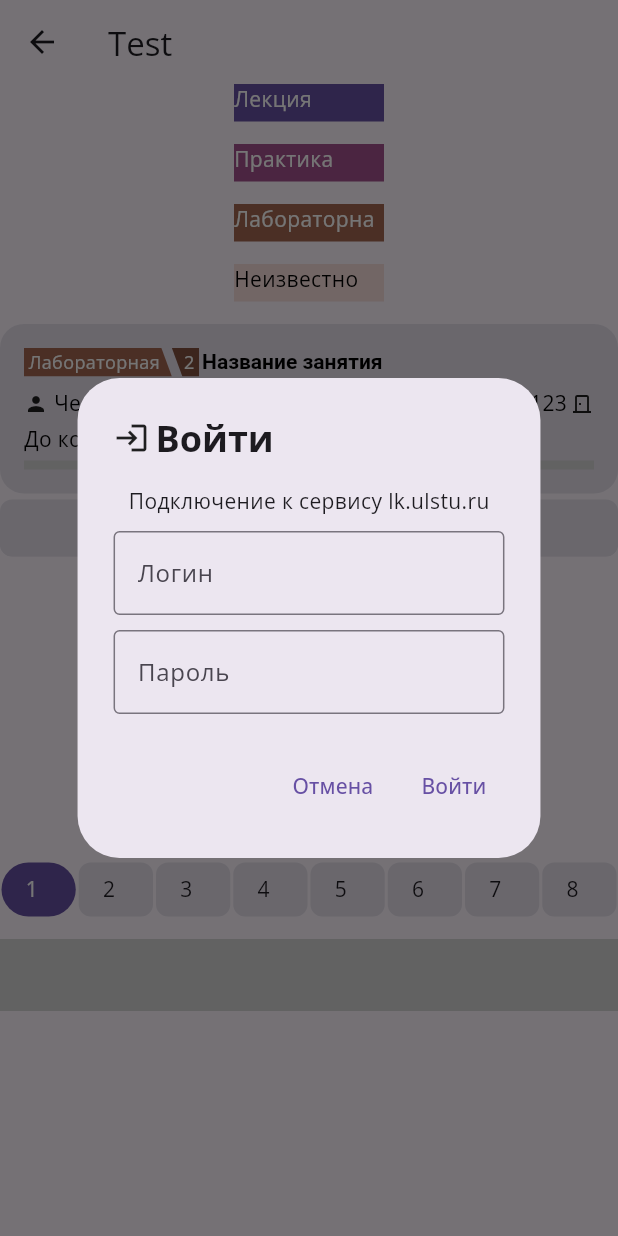
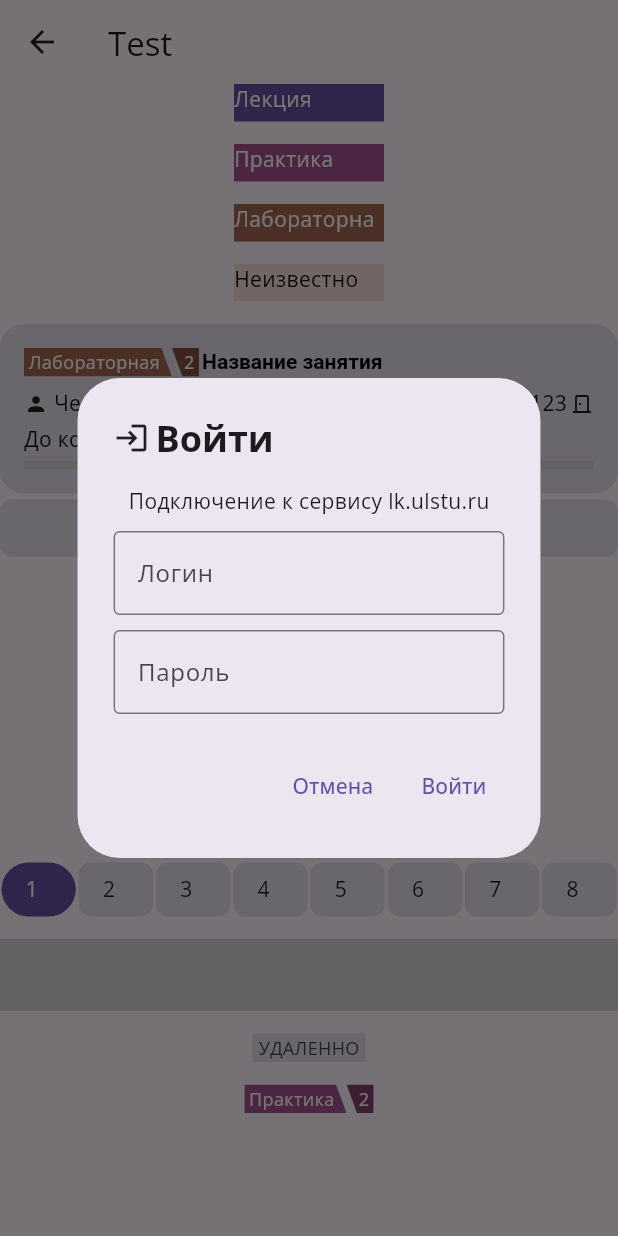
Before and after one commit to simbirskiif/flutter-schedule-ulstu, a Flutter app: the DebugWindow screen opened directly, after a tap on "Добавьте задачу для этого занятия", after a tap on "Show release login", on a phone screen of 412 x 824 dp. Run offline on Flutter 3.47's test engine with Material 3 defaults, Android fonts, the phone set to English and light mode, and no system bars; drawn by our look-alikes of dynamic_color; our stand-ins replace flutter_secure_storage, google_fonts, shared_preferences, table_calendar, tuple; missing offline and left inert: button_m3e, dart:ffi, expressive_loading_indicator, expressive_refresh, loading_indicator_m3e, progress_indicator_m3e and 1 more; accounts and stored records are empty.

Commit message:
Удаленные уроки теперь отображаются правильно

```diff
--- a/lib/other/debug_window.dart
+++ b/lib/other/debug_window.dart
@@ -9,8 +9,10 @@ import 'package:timetable/enum/online_status.dart';
 import 'package:timetable/models/lesson.dart';
 import 'package:timetable/processors/group_processor.dart';
 import 'package:timetable/widgets/lesson_type_widget.dart';
+import 'package:timetable/widgets/new_lesson_type_widget.dart';
 import 'package:timetable/widgets/new_lesson_widget.dart';
 import 'package:timetable/utils/color_utils.dart';
+import 'package:timetable/widgets/remote_lesson_placeholder.dart';
 import 'package:timetable/widgets/segmented_buttons.dart';
 
 class DebugWindow extends StatefulWidget {
@@ -149,6 +151,10 @@ class _DebugWindowState extends State<DebugWindow> {
                 },
                 label: Text("Получить занятия"),
               ),
+              RemoteLessonPlaceholder(), NewLessonTypeWidget(
+                lessonType: LessonTypes.practice,
+                subgroup: 2,
+              ),
             ],
           ),
         ),
--- a/lib/screens/notes_screen.dart
+++ b/lib/screens/notes_screen.dart
@@ -31,9 +31,15 @@ class NotesScreen extends StatelessWidget {
               )
             : Center(
                 child: Column(
+                  mainAxisSize: MainAxisSize.min,
                   children: [
                     Icon(Icons.filter_list_off, size: 64),
-                    Text("Задач нет"),
+                    Text(
+                      "Задач нет",
+                      style: TextStyle(
+                        color: ColorScheme.of(context).onSurface,
+                      ),
+                    ),
                   ],
                 ),
               );
--- a/lib/widgets/new_lesson_widget.dart
+++ b/lib/widgets/new_lesson_widget.dart
@@ -10,6 +10,7 @@ import 'package:timetable/utils/color_utils.dart';
 import 'package:timetable/utils/lesson_time.dart';
 import 'package:timetable/utils/string_time_formatter.dart';
 import 'package:timetable/widgets/new_lesson_type_widget.dart';
+import 'package:timetable/widgets/remote_lesson_placeholder.dart';
 import 'note_widgets.dart';
 
 class NewLessonWidget extends StatefulWidget {
@@ -111,6 +112,10 @@ class _NewLessonWidgetState extends State<NewLessonWidget> {
                             ),
                           ),
                         ),
+                        !widget.lesson.isRemote
+                            ? Row(
+                                mainAxisSize: MainAxisSize.min,
+                                children: [
                                   Text(
                                     widget.lesson.room,
                                     style: TextStyle(
@@ -121,7 +126,13 @@ class _NewLessonWidgetState extends State<NewLessonWidget> {
                                     ),
                                   ),
                                   const SizedBox(width: 2),
-                        const Icon(Icons.door_back_door_outlined, size: 16),
+                                  const Icon(
+                                    Icons.door_back_door_outlined,
+                                    size: 16,
+                                  ),
+                                ],
+                              )
+                            : RemoteLessonPlaceholder(),
                       ],
                     ),
                     if (relativeTime.status != LessonTimeStatus.complete)
--- /dev/null
+++ b/lib/widgets/remote_lesson_placeholder.dart
@@ -0,0 +1,19 @@
+import 'package:flutter/material.dart';
+
+class RemoteLessonPlaceholder extends StatelessWidget {
+  const RemoteLessonPlaceholder({super.key});
+
+  @override
+  Widget build(BuildContext context) {
+    return DecoratedBox(
+      decoration: BoxDecoration(color: ColorScheme.of(context).surfaceVariant),
+      child: Padding(
+        padding: const EdgeInsets.symmetric(vertical: 1, horizontal: 4),
+        child: Text(
+          "УДАЛЕННО",
+          style: TextStyle(color: ColorScheme.of(context).onSurfaceVariant, fontSize: 12),
+        ),
+      ),
+    );
+  }
+}
```
Lines whose indentation alone changed are shown as unchanged.
